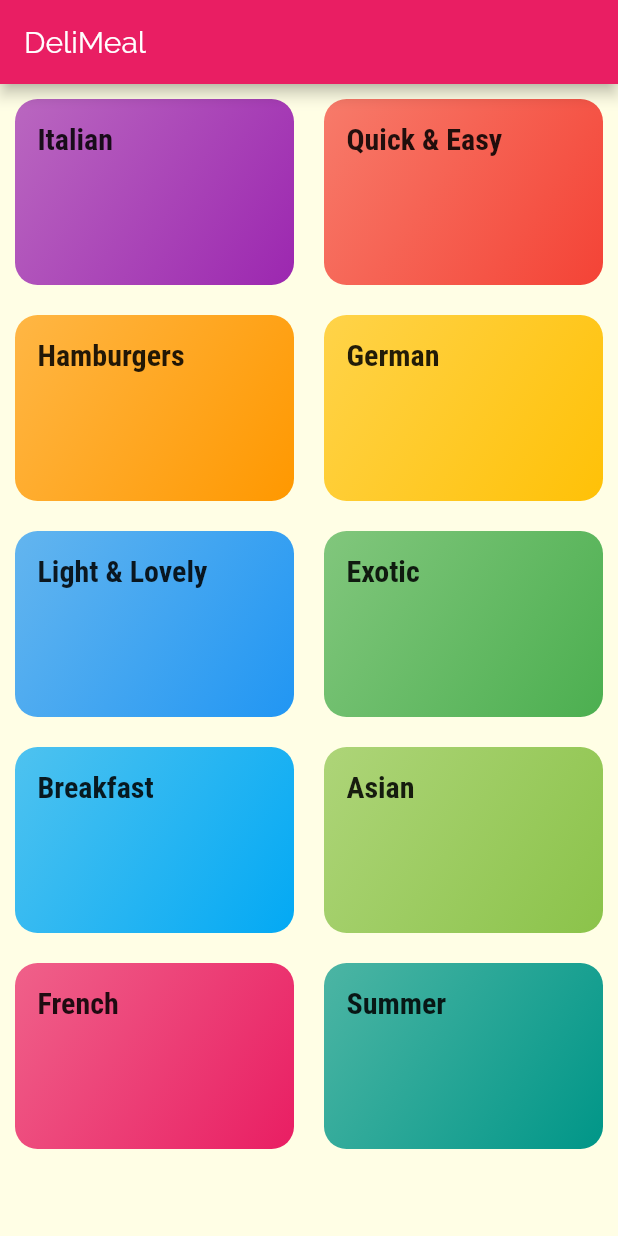
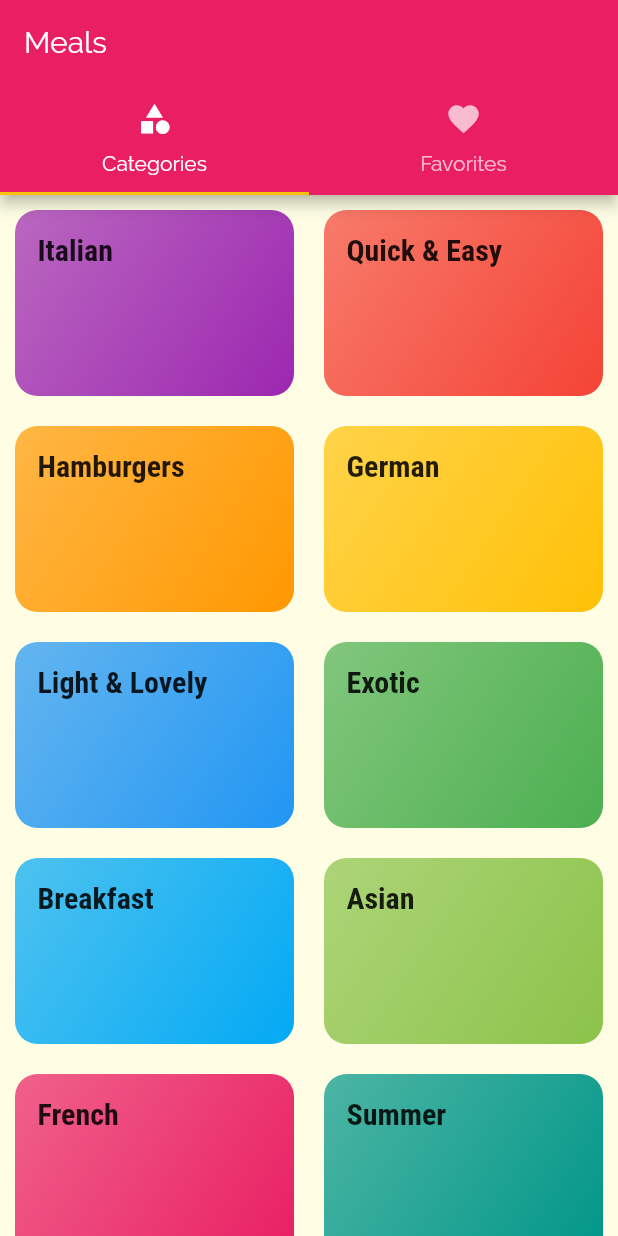
Before and after one commit to admn16/flutter-tutorial, a Flutter app: the screen it shows after launch, on a phone screen of 412 x 824 dp. Run offline on Flutter 3.47's test engine with Material 2 defaults, Android fonts, the phone set to English and light mode, and no system bars.

Commit message:
Added tab bar below app bar

```diff
--- a/meals_app/lib/main.dart
+++ b/meals_app/lib/main.dart
@@ -3,6 +3,7 @@ import 'package:flutter/material.dart';
 import './screens/categories_screen.dart';
 import './screens/category_meals_screen.dart';
 import './screens/meal_detail_screen.dart';
+import './screens/tabs_screen.dart';
 
 void main() => runApp(MyApp());
 
@@ -32,7 +33,7 @@ class MyApp extends StatelessWidget {
       ),
       // home: CategoriesScreen(),
       routes: {
-        '/': (ctx) => CategoriesScreen(),
+        '/': (ctx) => TabsScreen(),
         CategoryMealsScreen.routeName: (ctx) => CategoryMealsScreen(),
         MealDetailScreen.routeName: (ctx) => MealDetailScreen(),
       },
--- a/meals_app/lib/screens/categories_screen.dart
+++ b/meals_app/lib/screens/categories_screen.dart
@@ -8,11 +8,7 @@ class CategoriesScreen extends StatelessWidget {
 
   @override
   Widget build(BuildContext context) {
-    return Scaffold(
-      appBar: AppBar(
-        title: const Text('DeliMeal'),
-      ),
-      body: GridView(
+    return GridView(
       padding: const EdgeInsets.all(10),
       children: DUMMY_CATEGORIES.map((category) {
         return CategoryItem(
@@ -27,7 +23,6 @@ class CategoriesScreen extends StatelessWidget {
         crossAxisSpacing: 20,
         mainAxisSpacing: 20,
       ),
-      ),
     );
   }
 }
--- /dev/null
+++ b/meals_app/lib/screens/favorites_screen.dart
@@ -0,0 +1,14 @@
+import 'package:flutter/material.dart';
+
+class FavoritesScreen extends StatelessWidget {
+  const FavoritesScreen({Key? key}) : super(key: key);
+
+  @override
+  Widget build(BuildContext context) {
+    return Container(
+      child: Center(
+        child: Text('Favorites Screen'),
+      ),
+    );
+  }
+}
--- /dev/null
+++ b/meals_app/lib/screens/tabs_screen.dart
@@ -0,0 +1,43 @@
+import 'package:flutter/material.dart';
+
+import './categories_screen.dart';
+import './favorites_screen.dart';
+
+class TabsScreen extends StatefulWidget {
+  const TabsScreen({Key? key}) : super(key: key);
+
+  @override
+  _TabsScreenState createState() => _TabsScreenState();
+}
+
+class _TabsScreenState extends State<TabsScreen> {
+  @override
+  Widget build(BuildContext context) {
+    return DefaultTabController(
+      length: 2,
+      child: Scaffold(
+        appBar: AppBar(
+          title: Text('Meals'),
+          bottom: TabBar(
+            tabs: [
+              Tab(
+                icon: Icon(Icons.category),
+                text: 'Categories',
+              ),
+              Tab(
+                icon: Icon(Icons.favorite),
+                text: 'Favorites',
+              ),
+            ],
+          ),
+        ),
+        body: TabBarView(
+          children: [
+            CategoriesScreen(),
+            FavoritesScreen(),
+          ],
+        ),
+      ),
+    );
+  }
+}
```
Lines whose indentation alone changed are shown as unchanged.
